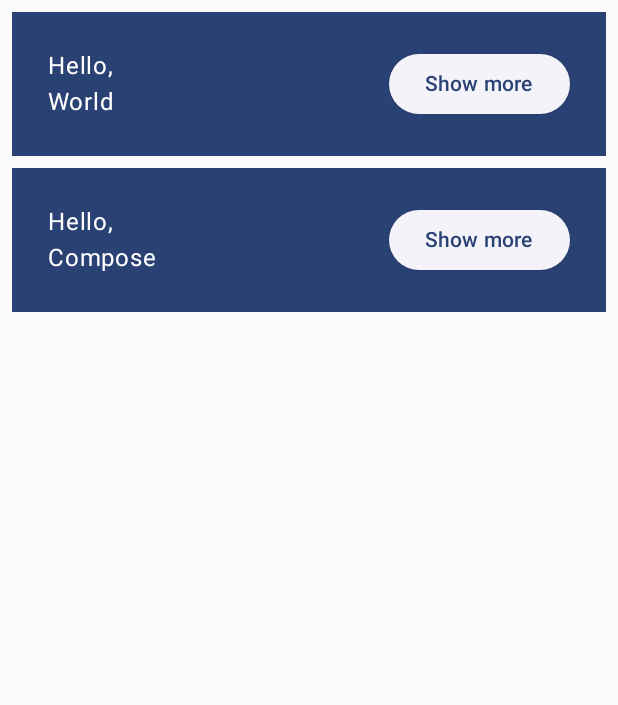
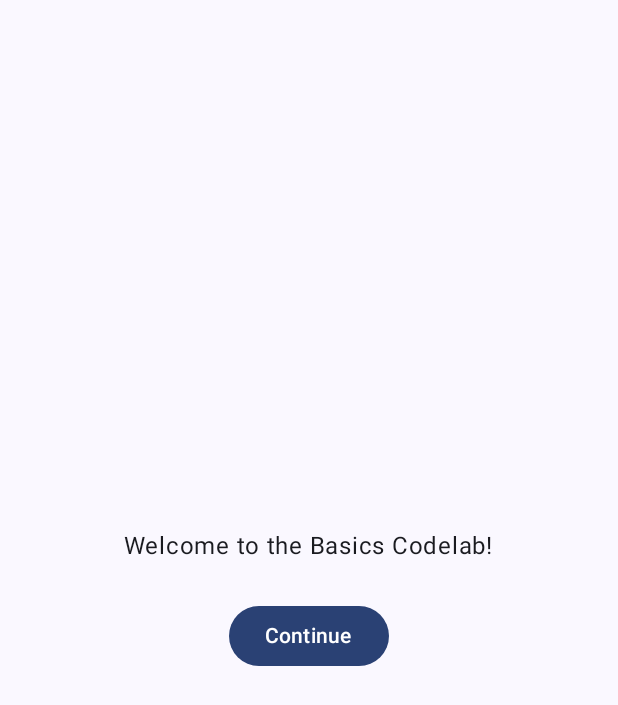
Before and after one commit to my-nguyen/ComposeBasic2, an Android app built with Jetpack Compose: the screen it shows after launch (MainActivity), on a phone screen of 412 x 824 dp. Shown: the top 705 px of the screen. Run offline under Robolectric (Android 15) with nearby library versions, the phone set to English and light mode, and no system bars.

```diff
--- a/app/src/main/java/com/nguyen/compose_basics2/MainActivity.kt
+++ b/app/src/main/java/com/nguyen/compose_basics2/MainActivity.kt
@@ -4,13 +4,9 @@ import android.os.Bundle
 import androidx.activity.ComponentActivity
 import androidx.activity.compose.setContent
 import androidx.compose.foundation.layout.*
-import androidx.compose.material3.ElevatedButton
-import androidx.compose.material3.MaterialTheme
-import androidx.compose.material3.Surface
-import androidx.compose.material3.Text
-import androidx.compose.runtime.Composable
-import androidx.compose.runtime.mutableStateOf
-import androidx.compose.runtime.remember
+import androidx.compose.material3.*
+import androidx.compose.runtime.*
+import androidx.compose.ui.Alignment
 import androidx.compose.ui.Modifier
 import androidx.compose.ui.tooling.preview.Preview
 import androidx.compose.ui.unit.dp
@@ -28,9 +24,24 @@ class MainActivity : ComponentActivity() {
 }
 
 @Composable
-fun MyApp(modifier: Modifier = Modifier, names: List<String> = listOf("World", "Compose")) {
+fun MyApp(modifier: Modifier = Modifier) {
+    // shouldShowOnboarding is hoisted from OnboardingScreen()
+    var shouldShowOnboarding by remember { mutableStateOf(true) }
+
+    Surface(modifier) {
+        // share shouldShowOnboarding with OnboardingScreen() without passing it
+        if (shouldShowOnboarding) {
+            // notify us when the user clicked on the Continue button with a callback
+            OnboardingScreen(onContinueClicked = { shouldShowOnboarding = false })
+        } else {
+            Greetings()
+        }
+    }
+}
+
+@Composable
+private fun Greetings(modifier: Modifier = Modifier, names: List<String> = listOf("World", "Compose")) {
     Column(modifier = modifier.padding(vertical = 4.dp)) {
-        // use a for loop to add elements to the Column
         for (name in names) {
             Greeting(name = name)
         }
@@ -77,3 +88,43 @@ fun DefaultPreview() {
         MyApp()
     }
 }
+
+@Composable
+fun OnboardingScreen(onContinueClicked: () -> Unit, modifier: Modifier = Modifier) {
+    // Column can be configured to display its contents in the center of the screen
+    Column(
+        modifier = modifier.fillMaxSize(),
+        verticalArrangement = Arrangement.Center,
+        horizontalAlignment = Alignment.CenterHorizontally
+    ) {
+        Text("Welcome to the Basics Codelab!")
+        Button(modifier = Modifier.padding(vertical = 24.dp), onClick = onContinueClicked) {
+            Text("Continue")
+        }
+    }
+}
+
+// new preview, with a fixed height to verify that the content is aligned correctly.
+@Preview(showBackground = true, widthDp = 320, heightDp = 320)
+@Composable
+fun OnboardingPreview() {
+    ComposeBasics2Theme {
+        OnboardingScreen(onContinueClicked = {})
+    }
+}
+
+@Preview(showBackground = true, widthDp = 320)
+@Composable
+private fun GreetingsPreview() {
+    ComposeBasics2Theme {
+        Greetings()
+    }
+}
+
+@Preview
+@Composable
+fun MyAppPreview() {
+    ComposeBasics2Theme {
+        MyApp(Modifier.fillMaxSize())
+    }
+}
```
